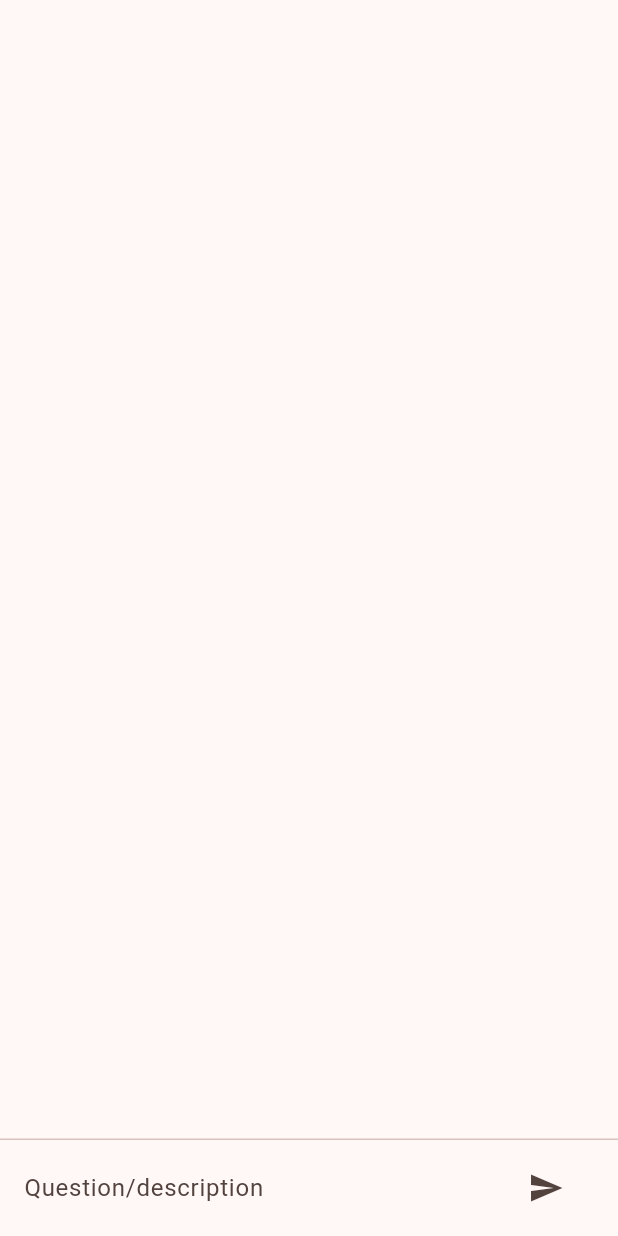
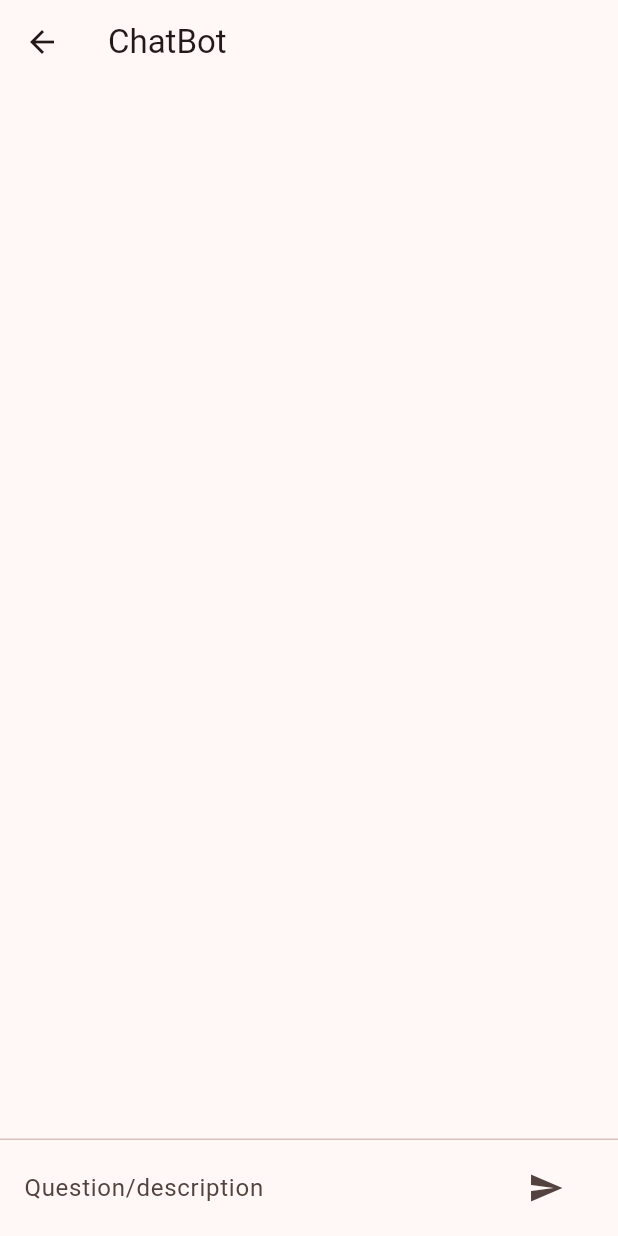
Before and after one commit to avnithv/CongressionalApp2023, a Flutter app: the ChatScreen screen opened directly, on a phone screen of 412 x 824 dp. Run offline on Flutter 3.47's test engine with Material 2 defaults, Android fonts, the phone set to English and light mode, and no system bars; our stand-ins replace fluttertoast, velocity_x; missing offline and left inert: chat_gpt_sdk.

Commit message:
Update chat_screen.dart

```diff
--- a/congressional_app/lib/chat_screen.dart
+++ b/congressional_app/lib/chat_screen.dart
@@ -98,6 +98,7 @@ class _ChatScreenState extends State<ChatScreen> {
   @override
   Widget build(BuildContext context) {
     return Scaffold(
+        appBar: AppBar(title: const Text("ChatBot")),
         body: SafeArea(
           child: Column(
             children: [
```
Lines whose indentation alone changed are shown as unchanged.
